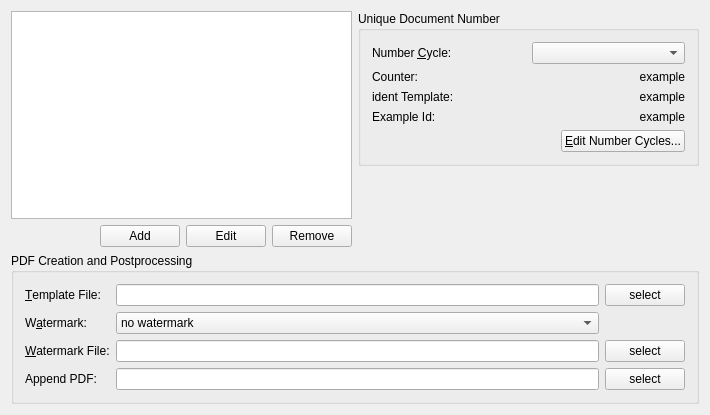
Before: the Qt Designer form src/doctypeeditbase.ui in dragotin/kraft, drawn with Qt 5.
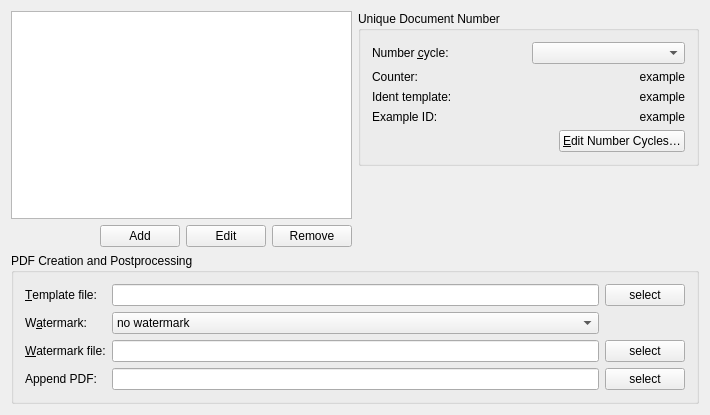
After: the same form once the commit is applied.

```diff
--- a/src/doctypeeditbase.ui
+++ b/src/doctypeeditbase.ui
@@ -91,7 +91,7 @@
         <item>
          <widget class="QLabel" name="textLabel1_2">
           <property name="text">
-           <string>Number &amp;Cycle:</string>
+           <string>Number &amp;cycle:</string>
           </property>
           <property name="wordWrap">
            <bool>false</bool>
@@ -124,7 +124,7 @@
         <item row="1" column="0">
          <widget class="QLabel" name="textLabel1_2_2">
           <property name="text">
-           <string>ident Template:</string>
+           <string>Ident template:</string>
           </property>
           <property name="wordWrap">
            <bool>false</bool>
@@ -134,7 +134,7 @@
         <item row="2" column="0">
          <widget class="QLabel" name="textLabel1_2_3_2">
           <property name="text">
-           <string>Example Id:</string>
+           <string>Example ID:</string>
           </property>
           <property name="wordWrap">
            <bool>false</bool>
@@ -200,7 +200,7 @@
         <item>
          <widget class="QPushButton" name="mPbEditCycles">
           <property name="text">
-           <string>&amp;Edit Number Cycles...</string>
+           <string>&amp;Edit Number Cycles…</string>
           </property>
          </widget>
         </item>
@@ -234,7 +234,7 @@
       <item row="0" column="0">
        <widget class="QLabel" name="textLabel1">
         <property name="text">
-         <string>&amp;Template File:</string>
+         <string>&amp;Template file:</string>
         </property>
         <property name="wordWrap">
          <bool>false</bool>
@@ -305,7 +305,7 @@
       <item row="2" column="0">
        <widget class="QLabel" name="textLabel1_3">
         <property name="text">
-         <string>&amp;Watermark File:</string>
+         <string>&amp;Watermark file:</string>
         </property>
         <property name="wordWrap">
          <bool>false</bool>
```
